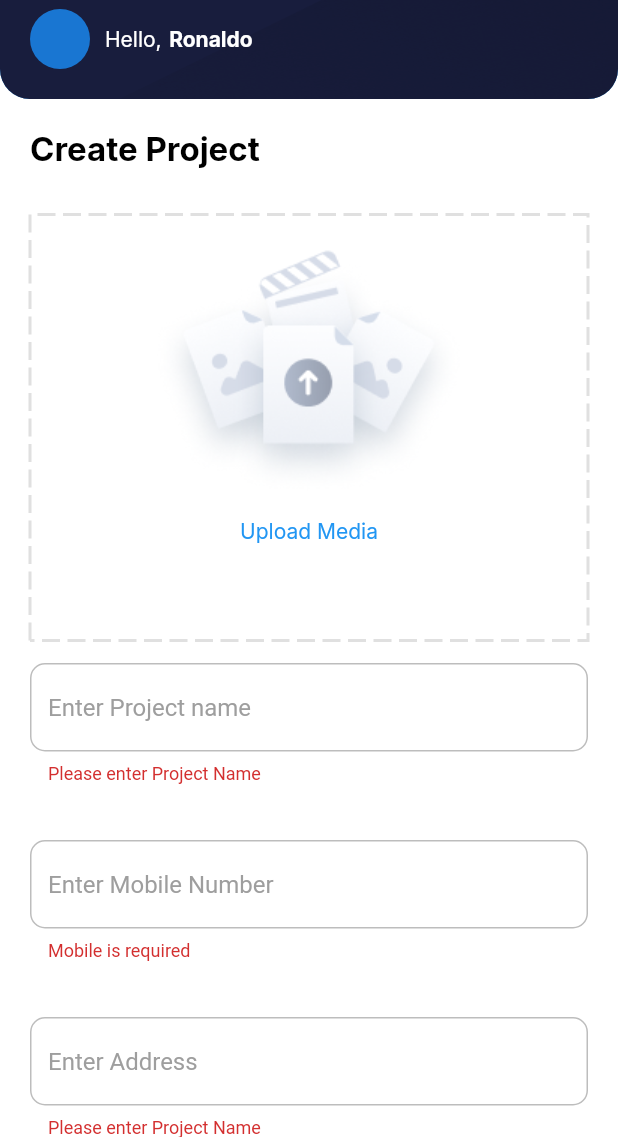
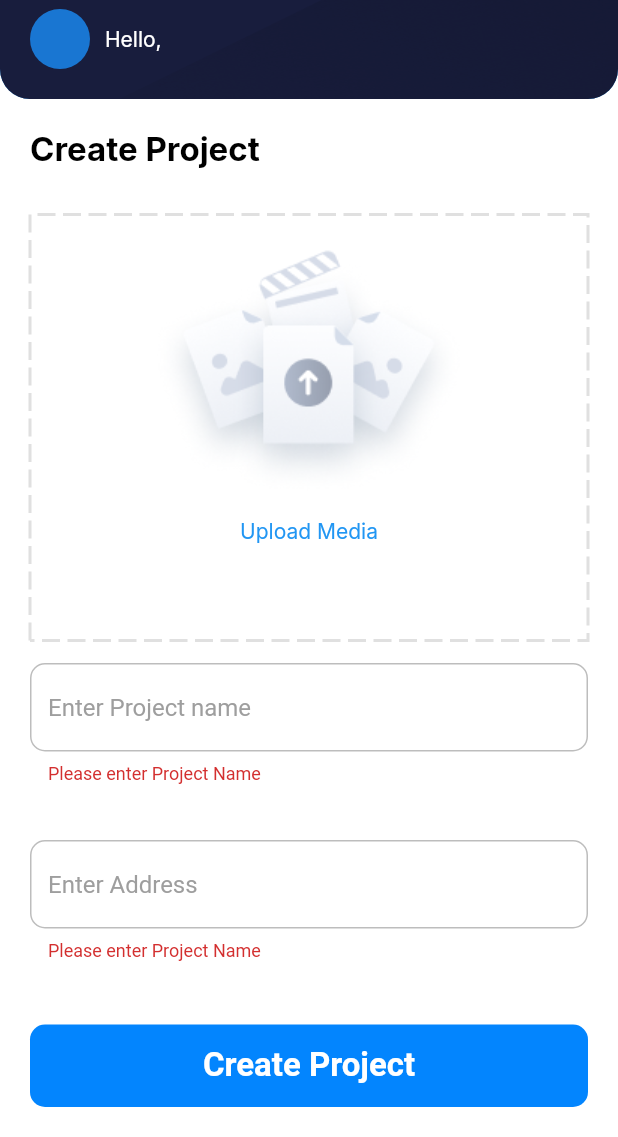
Before and after one commit to meetjanani/colab_ezzyfy_solutions, a Flutter app: the CreateProjectPage screen opened by its route, after a tap on "Create Project", on a phone screen of 412 x 824 dp, the part 99-1236 px from its top. Run offline on Flutter 3.47's test engine with Material 2 defaults, Android fonts, the light colour scheme and no system bars; drawn by our look-alikes of dotted_border; our stand-ins replace cloud_firestore, connectivity_plus, dio, equatable, file_picker, firebase_auth and 11 more; missing offline and left inert: dart:ffi; accounts and stored records are empty; Roboto replaces fonts that are missing (futur).

Commit message:
Resolve UI level error reported by sagar bhai & make project thumbnail image opetional & added base binding

```diff
--- a/lib/binding/Auth/login_bindiing.dart
+++ b/lib/binding/Auth/login_bindiing.dart
@@ -1,16 +1,16 @@
+import 'package:colab_ezzyfy_solutions/binding/base_binding.dart';
 import 'package:colab_ezzyfy_solutions/controller/Auth/login_controller.dart';
 import 'package:get/get.dart';
 
-import '../../firebase_operation/firebase_auth_controller.dart';
 import '../../controller/Auth/register_controller.dart';
 
 
-class LoginBinding extends Bindings {
+class LoginBinding extends BaseBinding {
   @override
   void dependencies() {
+    super.dependencies();
     Get.lazyPut(() => LoginController());
     Get.lazyPut(() => RegisterController());
-    Get.lazyPut(() => FirebaseAuthController(Get.find()));
   }
 
 }
--- a/lib/binding/Auth/register_binding.dart
+++ b/lib/binding/Auth/register_binding.dart
@@ -1,14 +1,16 @@
+import 'package:colab_ezzyfy_solutions/binding/base_binding.dart';
 import 'package:colab_ezzyfy_solutions/controller/Auth/register_controller.dart';
 import 'package:get/get.dart';
 
-import '../../firebase_operation/firebase_auth_controller.dart';
+import '../../controller/Auth/login_controller.dart';
 
 
-class RegisterBinding extends Bindings {
+class RegisterBinding extends BaseBinding {
   @override
   void dependencies() {
+    super.dependencies();
+    Get.lazyPut(() => LoginController());
     Get.lazyPut(() => RegisterController());
-    Get.lazyPut(() => FirebaseAuthController(Get.find()));
   }
 
 }
--- /dev/null
+++ b/lib/binding/base_binding.dart
@@ -0,0 +1,18 @@
+import 'package:colab_ezzyfy_solutions/firebase_operation/firebase_auth_controller.dart';
+import 'package:get/get.dart';
+
+import '../firebase_operation/firebase_storage_controller.dart';
+import '../firebase_operation/supabase_setup_controller.dart';
+import '../resource/database_schema.dart';
+import '../shared/get_storage_repository.dart';
+
+class BaseBinding extends Bindings {
+  @override
+  void dependencies() {
+    Get.lazyPut(() => FirebaseAuthController(Get.find()));
+    Get.lazyPut(() => FirebaseStorageController());
+    Get.lazyPut(() => SupabaseSetupController());
+    Get.lazyPut(() => DatabaseSchema());
+    Get.lazyPut(() => GetStorageRepository(Get.find()));
+  }
+}
--- a/lib/binding/create_project_binding.dart
+++ b/lib/binding/create_project_binding.dart
@@ -1,20 +1,11 @@
+import 'package:colab_ezzyfy_solutions/binding/base_binding.dart';
 import 'package:colab_ezzyfy_solutions/controller/create_project_controller.dart';
 import 'package:get/get.dart';
-
-import '../firebase_operation/firebase_auth_controller.dart';
-import '../firebase_operation/firebase_storage_controller.dart';
-import '../firebase_operation/supabase_setup_controller.dart';
-import '../shared/get_storage_repository.dart';
-
-class CreateProjectBinding extends Bindings {
+class CreateProjectBinding extends BaseBinding {
   @override
   void dependencies() {
-    // TODO: implement dependencies
+    super.dependencies();
     Get.lazyPut(() => CreateProjectController(Get.find()));
-    Get.lazyPut(() => FirebaseStorageController());
-    Get.lazyPut(() => FirebaseAuthController(Get.find()));
-    Get.lazyPut(() => SupabaseSetupController());
-    Get.lazyPut(() => GetStorageRepository(Get.find()));
   }
 
 }
--- a/lib/binding/home_dashboard_bindiing.dart
+++ b/lib/binding/home_dashboard_bindiing.dart
@@ -1,19 +1,13 @@
-import 'package:colab_ezzyfy_solutions/controller/Auth/login_controller.dart';
 import 'package:colab_ezzyfy_solutions/controller/home_dashboard_controller.dart';
 import 'package:get/get.dart';
-
-import '../firebase_operation/firebase_auth_controller.dart';
-import '../firebase_operation/firebase_storage_controller.dart';
-import '../firebase_operation/supabase_setup_controller.dart';
+import 'base_binding.dart';
 
 
-class HomeDashboardBinding extends Bindings {
+class HomeDashboardBinding extends BaseBinding {
   @override
   void dependencies() {
+    super.dependencies();
     Get.lazyPut(() => HomeDashboardController());
-    Get.lazyPut(() => FirebaseAuthController(Get.find()));
-    Get.lazyPut(() => FirebaseStorageController());
-    Get.lazyPut(() => SupabaseSetupController());
   }
 
 }
--- a/lib/binding/splash_binding.dart
+++ b/lib/binding/splash_binding.dart
@@ -1,18 +1,12 @@
-import 'package:colab_ezzyfy_solutions/firebase_operation/firebase_auth_controller.dart';
+import 'package:colab_ezzyfy_solutions/binding/base_binding.dart';
 import 'package:colab_ezzyfy_solutions/controller/splash_controller.dart';
 import 'package:get/get.dart';
 
-import '../resource/database_schema.dart';
-
-
-
-
-class SplashBinding extends Bindings {
+class SplashBinding extends BaseBinding {
   @override
   void dependencies() {
+    super.dependencies();
     Get.lazyPut(() => SplashController(Get.find()));
-    Get.lazyPut(() => FirebaseAuthController(Get.find()));
-    Get.lazyPut(() => DatabaseSchema());
 
   }
 }
--- a/lib/controller/Auth/register_controller.dart
+++ b/lib/controller/Auth/register_controller.dart
@@ -1,9 +1,7 @@
 import 'dart:async';
 
-import 'package:cloud_firestore/cloud_firestore.dart';
 import 'package:colab_ezzyfy_solutions/firebase_operation/firebase_auth_controller.dart';
 import 'package:colab_ezzyfy_solutions/resource/extension.dart';
-import 'package:colab_ezzyfy_solutions/resource/database_schema.dart';
 import 'package:flutter/material.dart';
 import 'package:get/get.dart';
 import 'package:otp_text_field/otp_field.dart';
--- a/lib/controller/create_project_controller.dart
+++ b/lib/controller/create_project_controller.dart
@@ -2,9 +2,9 @@ import 'dart:io';
 
 import 'package:colab_ezzyfy_solutions/resource/extension.dart';
 import 'package:file_picker/file_picker.dart';
-import 'package:flutter/gestures.dart';
 import 'package:flutter/material.dart';
 import 'package:get/get.dart';
+import 'package:get_storage/get_storage.dart';
 
 import '../firebase_operation/firebase_auth_controller.dart';
 import '../firebase_operation/firebase_storage_controller.dart';
@@ -17,65 +17,63 @@ class CreateProjectController extends GetxController {
   static CreateProjectController get to => Get.find();
   final GetStorageRepository getStorageRepository;
 
-  CreateProjectController(this.getStorageRepository);
+  CreateProjectController(this.getStorageRepository) {
+    initController();
+  }
 
   FirebaseStorageController firebaseStorageController =
       FirebaseStorageController.to;
   FirebaseAuthController firebaseAuthController = FirebaseAuthController.to;
   SupabaseSetupController supabaseSetupController = SupabaseSetupController.to;
+  Rx<String> userName = "Ronaldo".obs;
 
   var formKey = GlobalKey<FormState>();
   TextEditingController projectName = TextEditingController();
-  RxList<File> selectedPhotoList = RxList();
-  TextEditingController mobileNumber = TextEditingController();
+  RxList<File> selectedPhoto = RxList();
   TextEditingController address = TextEditingController();
+  var thumbnailImageUrl = "https://firebasestorage.googleapis.com/v0/b/colab-sample.appspot.com/o/projects%2Fdefault_project_image.png?alt=media&token=dde38226-2557-40da-b313-ddb0cbd77658";
+
+  void initController() {
+    userName.value = getStorageRepository.read('userName');
+  }
 
   bool fieldValidation() {
-    return (formKey.currentState?.validate() == true) &&
-        (selectedPhotoList.firstOrNull != null);
+    return formKey.currentState?.validate() == true;
   }
 
   void createProject() async {
     if (!fieldValidation()) {
       return;
     }
-    Get.showSuccessSnackbar(
-        getStorageRepository.read('supabaseUser').toString());
     var user = getStorageRepository.read('supabaseUser');
     var signInUser = UserModelSupabase.fromJson(user);
     supabaseSetupController
         .checkForDuplicateProject(projectName.text)
         .then((isDuplicate) async {
       if (!isDuplicate) {
-        if (selectedPhotoList.firstOrNull != null) {
-          List<File> files = selectedPhotoList
-                  ?.map((files) => File(files.path ?? ''))
-                  .toList() ??
-              [];
-          firebaseStorageController
-              .uploadFile(files.first,
-                  'thumbnail_projet_${projectName.text.toString().replaceAll(' ', '').trim()}.png')
-              .then((thumbnailImageUrl) {
+        if(selectedPhoto.value.firstOrNull != null) {
+          File fileToUpload = File(selectedPhoto.value.firstOrNull?.path ?? '');
+          var projectNameTrim =
+          projectName.text.toString().replaceAll(' ', '').trim();
+          thumbnailImageUrl = await firebaseStorageController
+              .uploadFile(fileToUpload, 'thumbnail_projet_${projectNameTrim}.png',
+              projectNameTrim);
+        }
         hideProgressBar();
         var project = ProjectCreateModel(
           name: projectName.text.toString(),
-              mobileNumber: mobileNumber.text.toString(),
           address: address.text.toString(),
           thumbnailImageUrl: thumbnailImageUrl,
           createdByUser: signInUser.id,
         );
         supabaseSetupController.createNewProject(project);
-          });
-        } else {
-          // User canceled the picker
-        }
       }
     });
   }
 
   void selectPhoto() async {
     FilePickerResult? result = await FilePicker.platform.pickFiles(
-      allowMultiple: true,
+      allowMultiple: false,
       type: FileType.custom,
       allowedExtensions: [
         'jpg',
@@ -84,13 +82,14 @@ class CreateProjectController extends GetxController {
       ],
     );
     if (result != null) {
-      List<File> filetemp =
+      List<File> fileTemp =
           result.paths.map((path) => File(path ?? '')).toList();
-      for (int i = 0; i < filetemp.length; i++) {
-        int sizeInBytes = filetemp[i].lengthSync();
+      for (int i = 0; i < fileTemp.length; i++) {
+        int sizeInBytes = fileTemp[i].lengthSync();
         double sizeInMb = sizeInBytes / (1024 * 1024);
         if (sizeInMb < 30) {
-          selectedPhotoList.add(filetemp[i]);
+          selectedPhoto.clear();
+          selectedPhoto.add(fileTemp[i]);
         } else {
           Get.showErrorSnackbar('File size is more then 30 MB');
         }
--- a/lib/firebase_operation/firebase_auth_controller.dart
+++ b/lib/firebase_operation/firebase_auth_controller.dart
@@ -119,6 +119,8 @@ class FirebaseAuthController extends GetxController {
         .then((data) {
       getStorageRepository.write(
           'supabaseUser', UserModelSupabase.fromJson(data[0]).toJson());
+      getStorageRepository.write(
+          'userName', UserModelSupabase.fromJson(data[0]).name);
       hideProgressBar();
       Get.offNamed(AppRoute.home);
       Get.showSuccessSnackbar('Login successfully.');
--- a/lib/firebase_operation/firebase_storage_controller.dart
+++ b/lib/firebase_operation/firebase_storage_controller.dart
@@ -7,8 +7,8 @@ import '../resource/database_schema.dart';
 class FirebaseStorageController extends GetxController {
   static FirebaseStorageController get to => Get.find();
 
-  Future<String> uploadFile(File file, String fileName) async {
-    var fileRef = DatabaseSchema.projectRef.child(fileName);
+  Future<String> uploadFile(File file, String fileName, String projectName) async {
+    var fileRef = DatabaseSchema.projectRef.child('/$projectName').child(fileName);
     await fileRef.putFile(file);
     return await fileRef.getDownloadURL();
   }
--- a/lib/model/project_create_model.dart
+++ b/lib/model/project_create_model.dart
@@ -5,7 +5,6 @@ part 'project_create_model.g.dart';
 @JsonSerializable()
 class ProjectCreateModel {
   String name = "";
-  String mobileNumber = "";
   String address = "";
   String thumbnailImageUrl = "";
   int createdByUser = 0;
@@ -13,7 +12,6 @@ class ProjectCreateModel {
 
   ProjectCreateModel({
     required this.name,
-    required this.mobileNumber,
     required this.address,
     required this.thumbnailImageUrl,
     required this.createdByUser,
--- a/lib/notification_services.dart
+++ b/lib/notification_services.dart
@@ -1,13 +1,11 @@
 import 'dart:io';
 import 'dart:math';
 
-//import 'package:app_settings/app_settings.dart';
 import 'package:firebase_messaging/firebase_messaging.dart';
 
 import 'package:flutter/foundation.dart';
 import 'package:flutter/material.dart';
 import 'package:flutter_local_notifications/flutter_local_notifications.dart';
-import 'package:get/get.dart';
 
 
 class NotificationServices {
--- a/lib/resource/extensions.dart
+++ b/lib/resource/extensions.dart
@@ -388,7 +388,7 @@ extension WidgetExtensions on Widget {
       );
 }
 
-inputField5({
+inputFieldCountryCode({
   ValueChanged<String>? onChanged,
   TextEditingController? controller,
   double? height,
--- a/lib/ui/pages/Auth/login_page.dart
+++ b/lib/ui/pages/Auth/login_page.dart
@@ -66,7 +66,7 @@ class LoginPage extends GetView<LoginController> {
                         children: [
                           SizedBox(
                             width:Get.width/6,
-                            child: inputField5(
+                            child: inputFieldCountryCode(
                                 hintText: '+91',
                                 controller: controller.countryCodeController,
                                 keyboardType: TextInputType.number,
--- a/lib/ui/pages/Auth/register_page.dart
+++ b/lib/ui/pages/Auth/register_page.dart
@@ -13,10 +13,6 @@ class RegisterPage extends GetView<RegisterController> {
 
   @override
   Widget build(BuildContext context) {
-    controller.countryCodeController.text = '+91';
-    controller.nameController.text = 'Meet Janani';
-    controller.emailAddressController.text = 'dd@yopmail.com';
-    controller.mobileNumberController.text = '9510443624';
     return SafeArea(
       child: Scaffold(
         backgroundColor: Colors.white,
@@ -77,7 +73,7 @@ class RegisterPage extends GetView<RegisterController> {
                         children: [
                           SizedBox(
                             width:Get.width/5,
-                            child: inputField(
+                            child: inputFieldCountryCode(
                                 hintText: '+91',
                                 controller: controller.countryCodeController,
                                 keyboardType: TextInputType.number,
--- a/lib/ui/pages/home_dashboard/create_project_page.dart
+++ b/lib/ui/pages/home_dashboard/create_project_page.dart
@@ -55,7 +55,7 @@ class CreateProjectPage extends GetView<CreateProjectController> {
                         SizedBox(
                           width: 5,
                         ),
-                        text('Ronaldo', Colors.white, 14, FontWeight.bold),
+                        text(controller.userName.value.toString(), Colors.white, 14, FontWeight.bold),
                       ],
                     ),
                     SizedBox(
@@ -93,9 +93,9 @@ class CreateProjectPage extends GetView<CreateProjectController> {
                           child: Column(
                             children: [
                               if (controller
-                                      .selectedPhotoList?.firstOrNull?.path !=
+                                      .selectedPhoto?.value?.firstOrNull?.path !=
                                   null)
-                                Image.file(File(controller.selectedPhotoList.firstOrNull?.path ??
+                                Image.file(File(controller.selectedPhoto?.value?.firstOrNull?.path ??
                                     ""),
                                 height: 200,
                                 width: Get.width,
@@ -134,19 +134,6 @@ class CreateProjectPage extends GetView<CreateProjectController> {
               Padding(
                 padding: const EdgeInsets.fromLTRB(20, 0, 20, 20),
                 child: inputField(
-                    hintText: 'Enter Mobile Number',
-                    controller: controller.mobileNumber,
-                    keyboardType: TextInputType.number,
-                    validation: (value) {
-                      return value?.validateMobile();
-                    }),
-              ),
-              SizedBox(
-                height: 10,
-              ),
-              Padding(
-                padding: const EdgeInsets.fromLTRB(20, 0, 20, 20),
-                child: inputField(
                     hintText: 'Enter Address',
                     controller: controller.address,
                     keyboardType: TextInputType.name,
```
Also changed, not shown: lib/controller/Auth/login_controller.dart (+2 -7 lines), lib/firebase_operation/supabase_setup_controller.dart (+3 -5 lines), lib/model/project_create_model.g.dart. Lines whose indentation alone changed are shown as unchanged.
